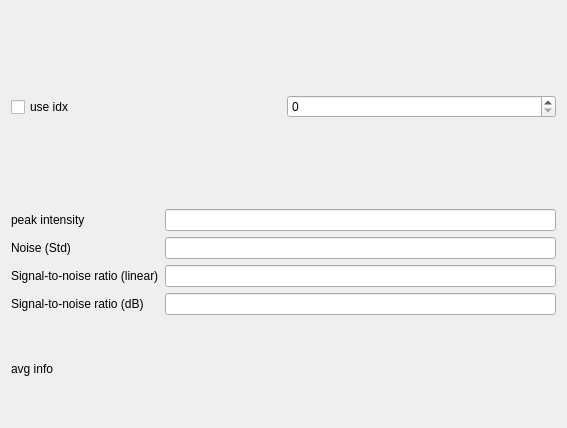
Qt form src/form/plot/SignalNoiseRatio/signalnoiseratio.ui (MRsoymilk/MySerial) before a commit.
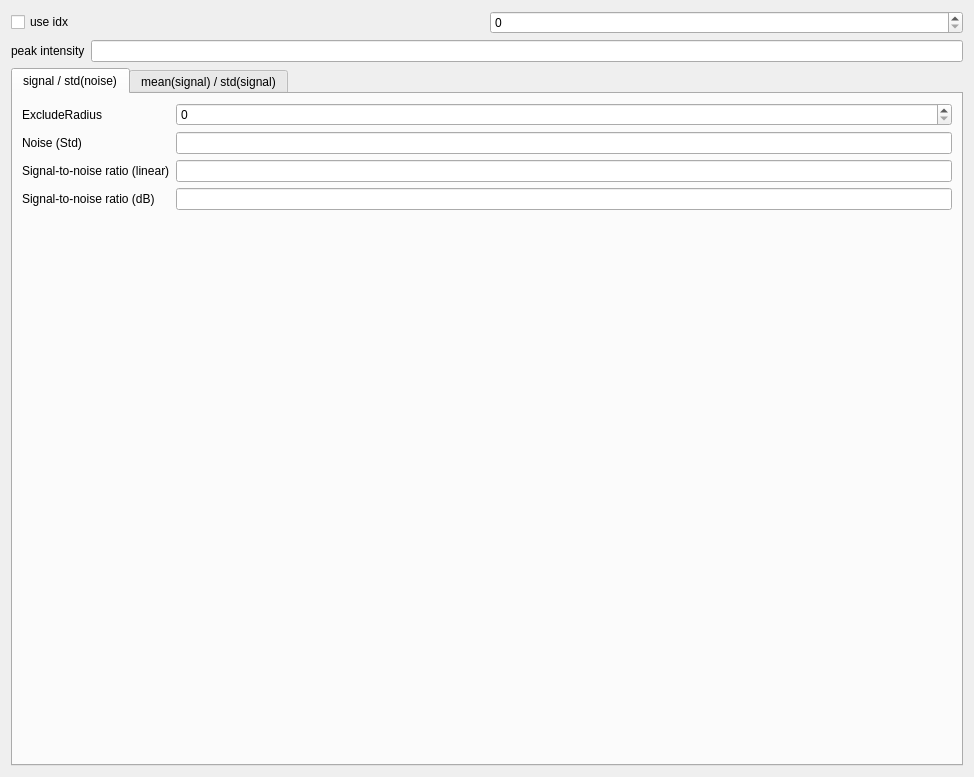
The same form after that commit.

Commit message: SignalNoiseRatio: Reconstruct SNR

Patch:
```diff
--- a/src/form/plot/SignalNoiseRatio/signalnoiseratio.ui
+++ b/src/form/plot/SignalNoiseRatio/signalnoiseratio.ui
@@ -6,15 +6,117 @@
    <rect>
     <x>0</x>
     <y>0</y>
-    <width>567</width>
-    <height>428</height>
+    <width>974</width>
+    <height>777</height>
    </rect>
   </property>
   <property name="windowTitle">
    <string>SignalNoiseRatio</string>
   </property>
-  <layout class="QGridLayout" name="gridLayout" rowstretch="0,0,0,1,0">
-   <item row="0" column="0" rowspan="2">
+  <layout class="QGridLayout" name="gridLayout_2" rowstretch="0,1,0,0">
+   <item row="3" column="0">
+    <widget class="QTabWidget" name="tabWidget">
+     <property name="currentIndex">
+      <number>0</number>
+     </property>
+     <widget class="QWidget" name="tabSignalNoise">
+      <attribute name="title">
+       <string>signal / std(noise)</string>
+      </attribute>
+      <layout class="QGridLayout" name="gridLayout">
+       <item row="0" column="0">
+        <layout class="QFormLayout" name="formLayout_3">
+         <item row="1" column="0">
+          <widget class="QLabel" name="labelNoiseStd">
+           <property name="text">
+            <string>Noise (Std)</string>
+           </property>
+          </widget>
+         </item>
+         <item row="1" column="1">
+          <widget class="QLineEdit" name="lineEditSignalNoiseNoiseStd"/>
+         </item>
+         <item row="2" column="0">
+          <widget class="QLabel" name="labelSNR_linear">
+           <property name="text">
+            <string>Signal-to-noise ratio (linear)</string>
+           </property>
+          </widget>
+         </item>
+         <item row="2" column="1">
+          <widget class="QLineEdit" name="lineEditSignalNoiseSNRLinear"/>
+         </item>
+         <item row="3" column="0">
+          <widget class="QLabel" name="labelSNR_dB">
+           <property name="text">
+            <string>Signal-to-noise ratio (dB)</string>
+           </property>
+          </widget>
+         </item>
+         <item row="3" column="1">
+          <widget class="QLineEdit" name="lineEditSignalNoiseSNRdB"/>
+         </item>
+         <item row="0" column="0">
+          <widget class="QLabel" name="labelExcludeRadius">
+           <property name="text">
+            <string>ExcludeRadius</string>
+           </property>
+          </widget>
+         </item>
+         <item row="0" column="1">
+          <widget class="QSpinBox" name="spinBoxExcludeRadius"/>
+         </item>
+        </layout>
+       </item>
+      </layout>
+     </widget>
+     <widget class="QWidget" name="tabSignalSignal">
+      <attribute name="title">
+       <string>mean(signal) / std(signal)</string>
+      </attribute>
+      <layout class="QGridLayout" name="gridLayout_3">
+       <item row="0" column="0">
+        <layout class="QFormLayout" name="formLayout_4">
+         <item row="0" column="0">
+          <widget class="QLabel" name="label">
+           <property name="text">
+            <string>avg signal</string>
+           </property>
+          </widget>
+         </item>
+         <item row="1" column="0">
+          <widget class="QLabel" name="label_2">
+           <property name="text">
+            <string>std signal</string>
+           </property>
+          </widget>
+         </item>
+         <item row="0" column="1">
+          <widget class="QLineEdit" name="lineEditSignalSignalAvgSignal"/>
+         </item>
+         <item row="1" column="1">
+          <widget class="QLineEdit" name="lineEditSignalSignalStdSignal"/>
+         </item>
+         <item row="2" column="0">
+          <widget class="QLabel" name="label_3">
+           <property name="text">
+            <string>SNR</string>
+           </property>
+          </widget>
+         </item>
+         <item row="2" column="1">
+          <widget class="QLineEdit" name="lineEditSignalSignalSNR"/>
+         </item>
+        </layout>
+       </item>
+      </layout>
+     </widget>
+    </widget>
+   </item>
+   <item row="1" column="0">
+    <layout class="QGridLayout" name="gLayChart"/>
+   </item>
+   <item row="0" column="0">
     <layout class="QHBoxLayout" name="horizontalLayout">
      <item>
       <widget class="QCheckBox" name="checkBoxUseIdx">
@@ -33,7 +135,7 @@
     </layout>
    </item>
    <item row="2" column="0">
-    <layout class="QFormLayout" name="formLayout">
+    <layout class="QFormLayout" name="formLayout_2">
      <item row="0" column="0">
       <widget class="QLabel" name="labelPeakIntensity">
        <property name="text">
@@ -41,51 +143,11 @@
        </property>
       </widget>
      </item>
-     <item row="1" column="0">
-      <widget class="QLabel" name="labelNoiseStd">
-       <property name="text">
-        <string>Noise (Std)</string>
-       </property>
-      </widget>
-     </item>
-     <item row="2" column="0">
-      <widget class="QLabel" name="labelSNR_linear">
-       <property name="text">
-        <string>Signal-to-noise ratio (linear)</string>
-       </property>
-      </widget>
-     </item>
-     <item row="3" column="0">
-      <widget class="QLabel" name="labelSNR_dB">
-       <property name="text">
-        <string>Signal-to-noise ratio (dB)</string>
-       </property>
-      </widget>
-     </item>
      <item row="0" column="1">
       <widget class="QLineEdit" name="lineEditPeakValue"/>
      </item>
-     <item row="1" column="1">
-      <widget class="QLineEdit" name="lineEditNoiseValue"/>
-     </item>
-     <item row="2" column="1">
-      <widget class="QLineEdit" name="lineEditSNRLinear"/>
-     </item>
-     <item row="3" column="1">
-      <widget class="QLineEdit" name="lineEditSNRdB"/>
-     </item>
     </layout>
    </item>
-   <item row="3" column="0">
-    <layout class="QGridLayout" name="gLayChart"/>
-   </item>
-   <item row="4" column="0">
-    <widget class="QLabel" name="labelAvgInfo">
-     <property name="text">
-      <string>avg info</string>
-     </property>
-    </widget>
-   </item>
   </layout>
  </widget>
  <resources/>
```
The commit also changes 3 other files.
